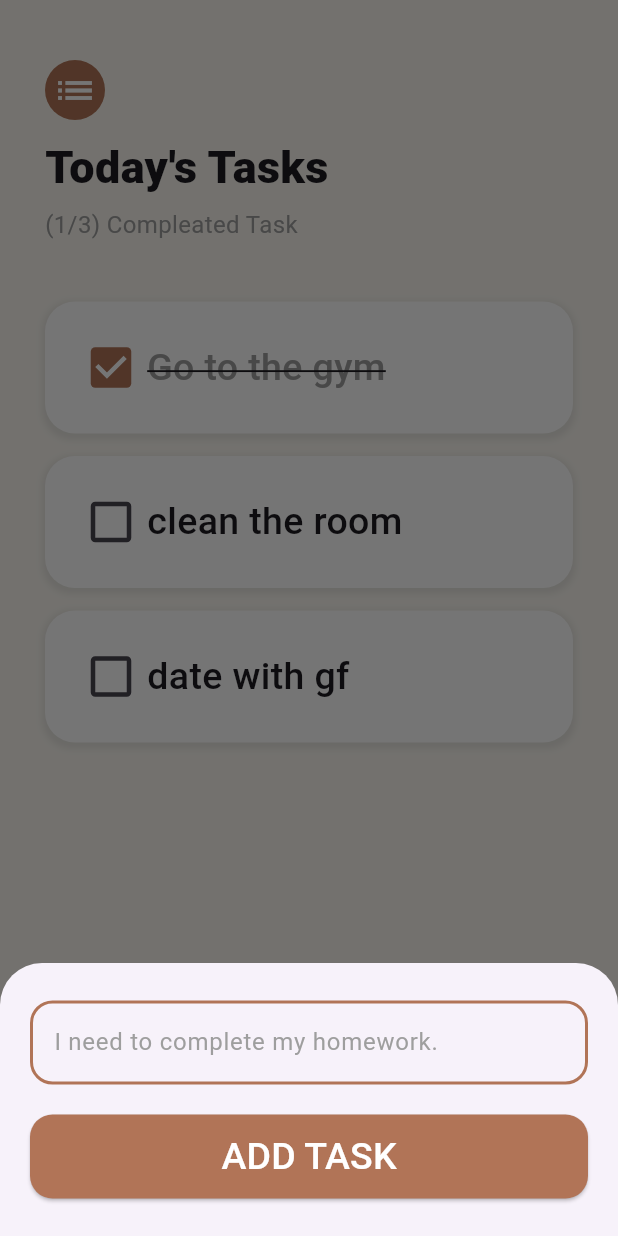
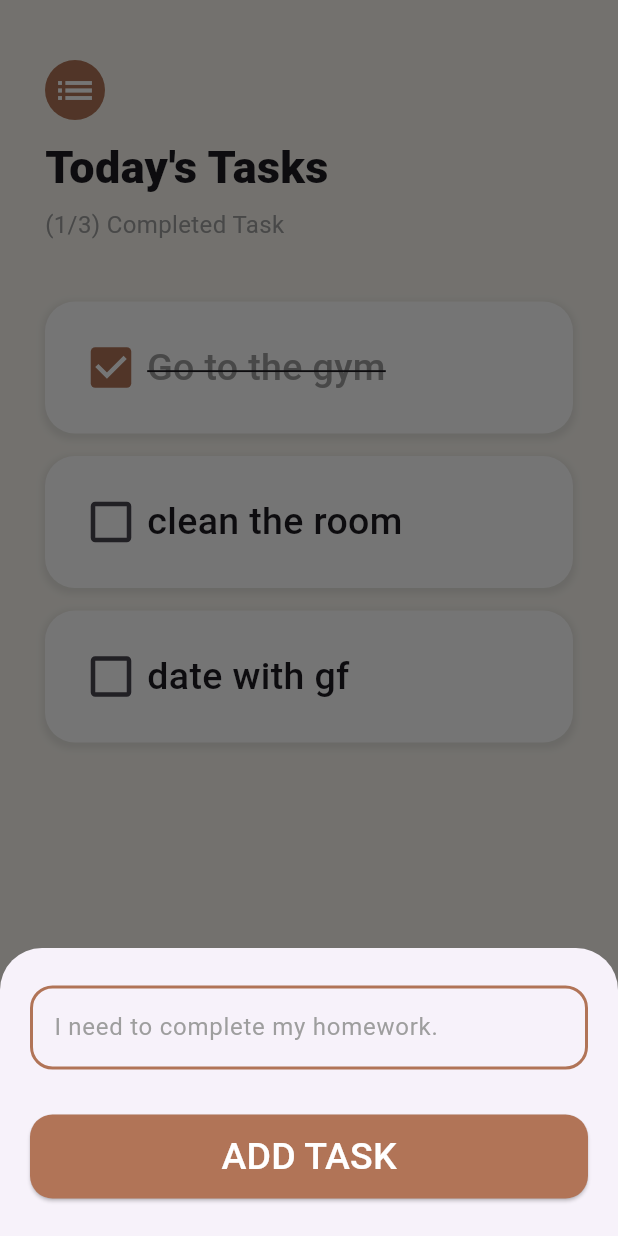
Before and after one commit to risal-ea/todo-app, a Flutter app: the screen it shows after launch, after a tap on "ADD TASK", on a phone screen of 412 x 824 dp. Run offline on Flutter 3.47's test engine with Material 3 defaults, Android fonts, the phone set to English and light mode, and no system bars.

```diff
--- a/lib/models/task.dart
+++ b/lib/models/task.dart
@@ -3,7 +3,7 @@ class Task{
   final String name;
   bool isDone;
 
-  Task({required this.name, required this.isDone});
+  Task({required this.name, this.isDone = false});
 
   void toggleDone(){
     isDone = !isDone;
--- a/lib/models/task_data.dart
+++ b/lib/models/task_data.dart
@@ -16,4 +16,19 @@ class TaskData extends ChangeNotifier {
       isDone: false,
     ),
   ];
+
+  void addTask(String taskName) {
+    tasks.add(Task(name: taskName));
+    notifyListeners(); // Notify listeners to rebuild UI
+  }
+
+  int get completedTaskCount {
+    return tasks.where((task) => task.isDone).length;
+  }
+
+  void deleteTask(int index) {
+    tasks.removeAt(index); // Remove the task at the specified index
+    notifyListeners();     // Notify listeners to update the UI
+  }
+
 }
--- a/lib/screens/add_task_screen.dart
+++ b/lib/screens/add_task_screen.dart
@@ -3,7 +3,6 @@ import 'package:todo_app/components/add_task_button.dart';
 
 class AddTaskScreen extends StatelessWidget {
   final TextEditingController _taskController = TextEditingController();
-  String taskText = '';
   final Function addTaskCallback;
 
   AddTaskScreen({super.key, required this.addTaskCallback});
@@ -11,38 +10,40 @@ class AddTaskScreen extends StatelessWidget {
   @override
   Widget build(BuildContext context) {
     return Container(
-      padding: EdgeInsets.only(top:25.0, right: 20.0, left: 20.0),
+      padding: EdgeInsets.only(top: 25.0, right: 20.0, left: 20.0),
       child: Column(
+        mainAxisSize: MainAxisSize.min, // This allows the column to take only the needed space
         children: [
           TextField(
             controller: _taskController,
             decoration: InputDecoration(
               border: OutlineInputBorder(),
               hintText: "I need to complete my homework.",
-              hintStyle: TextStyle(
-                color: Colors.grey
-              ),
+              hintStyle: TextStyle(color: Colors.grey),
               enabledBorder: OutlineInputBorder(
                 borderRadius: BorderRadius.circular(15.0),
-                borderSide: BorderSide(
-                  color: Color(0xFFB17457),
-                  width: 2.0,
-                )
+                borderSide: BorderSide(color: Color(0xFFB17457), width: 2.0),
               ),
-                focusedBorder: OutlineInputBorder(
-                  borderRadius: BorderRadius.circular(15.0),
-                    borderSide: BorderSide(
-                      color: Color(0xFFB17457),
-                      width: 2.0,
-                    )
-                )
+              focusedBorder: OutlineInputBorder(
+                borderRadius: BorderRadius.circular(15.0),
+                borderSide: BorderSide(color: Color(0xFFB17457), width: 2.0),
+              ),
             ),
+            onSubmitted: (value) {
+              addTaskCallback(value);
+              Navigator.pop(context);
+            },
           ),
-          AddTaskButton(onPressed: (){
-            taskText = _taskController.text;
-            addTaskCallback(taskText);
-            Navigator.pop(context);
-          })
+          SizedBox(height: 10.0), // Add some space between the TextField and the button
+          AddTaskButton(
+            onPressed: () {
+              String taskText = _taskController.text;
+              if (taskText.isNotEmpty) {
+                addTaskCallback(taskText);
+                Navigator.pop(context);
+              }
+            },
+          ),
         ],
       ),
     );
--- a/lib/screens/task_screen.dart
+++ b/lib/screens/task_screen.dart
@@ -1,48 +1,25 @@
 import 'package:flutter/material.dart';
-import 'package:todo_app/components/add_task_button.dart';
-import 'package:todo_app/models/task.dart';
+import 'package:provider/provider.dart';
+import 'package:todo_app/models/task_data.dart';
 import 'package:todo_app/screens/add_task_screen.dart';
 import 'package:todo_app/widgets/task_list.dart';
-import 'package:provider/provider.dart';
-import 'package:todo_app/models/task_data.dart';
-
-
+import 'package:todo_app/components/add_task_button.dart';
 
 class TasksScreen extends StatefulWidget {
-  TasksScreen({super.key});
-
   @override
-  State<TasksScreen> createState() => _TasksScreenState();
+  _TasksScreenState createState() => _TasksScreenState();
 }
 
 class _TasksScreenState extends State<TasksScreen> {
-
-  void updateTaskCompletion(){
-    setState(() {
-      // Just calling setState forces the UI to update
-    });
-  }
-
-
-  void addTask(String newTaskName){
-    setState(() {
-      Provider.of<TaskData>(context).tasks.add(Task(name: newTaskName, isDone: false));
-    });
-  }
-
   @override
   Widget build(BuildContext context) {
-    int compleatedTask = Provider.of<TaskData>(context).tasks.where((task) => task.isDone).length;
+    int completedTaskCount = Provider.of<TaskData>(context).completedTaskCount;
 
     return Scaffold(
       backgroundColor: Color(0xFFFAF7F0),
       body: SafeArea(
         child: Container(
-          padding: EdgeInsets.only(
-            top: 40.0,
-            left: 30.0,
-            right: 30.0,
-          ),
+          padding: EdgeInsets.only(top: 40.0, left: 30.0, right: 30.0),
           child: Column(
             crossAxisAlignment: CrossAxisAlignment.start,
             children: <Widget>[
@@ -52,44 +29,37 @@ class _TasksScreenState extends State<TasksScreen> {
                   Icons.list,
                   size: 30.0,
                   color: Colors.white,
-                  )),
-              SizedBox(
-                height: 10.0,
                 ),
+              ),
+              SizedBox(height: 10.0),
               Text(
                 "Today's Tasks",
-                style: TextStyle(
-                  fontWeight: FontWeight.w800,
-                  fontSize: 30.0,
+                style: TextStyle(fontWeight: FontWeight.w800, fontSize: 30.0),
               ),
-              ),
-              SizedBox(
-                height: 5.0,
-              ),
+              SizedBox(height: 5.0),
               Text(
-                "(${compleatedTask}/${Provider.of<TaskData>(context).tasks.length}) Compleated Task",
+                "($completedTaskCount/${Provider.of<TaskData>(context).tasks.length}) Completed Task",
                 style: TextStyle(color: Colors.grey, fontSize: 16.0),
               ),
-              SizedBox(
-                height: 40.0,
-              ),
-              TaskList(
-                // tasks: Provider.of<TaskData>(context).tasks,
-                  updateTaskCompletion: updateTaskCompletion,
-              ),
-              AddTaskButton(onPressed: () {
+              SizedBox(height: 40.0),
+              TaskList(),
+              AddTaskButton(
+                onPressed: () {
                   showModalBottomSheet(
                     context: context,
                     isScrollControlled: true,
                     builder: (context) => Padding(
                       padding: EdgeInsets.only(
-                              bottom: MediaQuery.of(context).viewInsets.bottom),
-                          child: SingleChildScrollView(
+                        bottom: MediaQuery.of(context).viewInsets.bottom,
+                      ),
                       child: AddTaskScreen(addTaskCallback: (newTask) {
-                            addTask(newTask);
-                          })),
-                        ));
+                        Provider.of<TaskData>(context, listen: false)
+                            .addTask(newTask);
                       }),
+                    ),
+                  );
+                },
+              ),
             ],
           ),
         ),
--- a/lib/widgets/task_list.dart
+++ b/lib/widgets/task_list.dart
@@ -3,41 +3,28 @@ import 'package:todo_app/widgets/task_widget.dart';
 import 'package:provider/provider.dart';
 import 'package:todo_app/models/task_data.dart';
 
-class TaskList extends StatefulWidget {
-  final Function updateTaskCompletion;
-
-  const TaskList({
-    super.key,
-    required this.updateTaskCompletion,
-  });
-
-  @override
-  State<TaskList> createState() => _TaskListState();
-}
-
-class _TaskListState extends State<TaskList> {
+class TaskList extends StatelessWidget {
   @override
   Widget build(BuildContext context) {
-    return Consumer<TaskData>(
-      builder: (context, taskData, child) {
     return Expanded(
       child: ListView.builder(
+        itemCount: Provider.of<TaskData>(context).tasks.length,
         itemBuilder: (context, index) {
           return TaskTile(
-                taskName: taskData.tasks[index].name,
-                isChecked: taskData.tasks[index].isDone,
+            taskName: Provider.of<TaskData>(context).tasks[index].name,
+            isChecked: Provider.of<TaskData>(context).tasks[index].isDone,
             checkboxCallback: (bool? checkBoxState) {
-                  setState(() {
-                    taskData.tasks[index].toggleDone();
-                  });
-                  widget.updateTaskCompletion();
+              Provider.of<TaskData>(context, listen: false)
+                  .tasks[index]
+                  .toggleDone();
+              Provider.of<TaskData>(context, listen: false).notifyListeners();
+            },
+            longPressCallback: () {
+              Provider.of<TaskData>(context, listen: false).deleteTask(index);
             },
           );
         },
-            itemCount: Provider.of<TaskData>(context).tasks.length,
       ),
-        );
-      },
     );
   }
 }
--- a/lib/widgets/task_widget.dart
+++ b/lib/widgets/task_widget.dart
@@ -2,19 +2,23 @@ import 'package:flutter/material.dart';
 
 class TaskTile extends StatelessWidget {
   final String taskName;
-  bool isChecked;
+  final bool isChecked;
   final Function(bool?) checkboxCallback;
+  final VoidCallback longPressCallback;  // Use VoidCallback here
 
   TaskTile({
     super.key,
     required this.taskName,
     required this.isChecked,
     required this.checkboxCallback,
+    required this.longPressCallback,
   });
 
   @override
   Widget build(BuildContext context) {
-    return Container(
+    return GestureDetector(
+      onLongPress: longPressCallback,  // Trigger on long press
+      child: Container(
         margin: EdgeInsets.only(bottom: 15.0),
         width: double.infinity,
         decoration: BoxDecoration(
@@ -22,17 +26,15 @@ class TaskTile extends StatelessWidget {
           borderRadius: BorderRadius.circular(20.0),
           boxShadow: [
             BoxShadow(
-            color: Colors.grey.withOpacity(0.2), // Shadow color
-            spreadRadius: 2, // How far the shadow spreads
-            blurRadius: 3, // How blurry the shadow looks
-            offset: Offset(
-                0, 2), // Changes position of shadow (horizontal, vertical)
+              color: Colors.grey.withOpacity(0.2),
+              spreadRadius: 2,
+              blurRadius: 3,
+              offset: Offset(0, 2),
             ),
           ],
         ),
         child: Container(
-        padding:
-            EdgeInsets.only(top: 20.0, left: 20.0, right: 20.0, bottom: 20.0),
+          padding: EdgeInsets.all(20.0),
           child: Row(
             children: [
               TaskCheckBox(
@@ -46,12 +48,12 @@ class TaskTile extends StatelessWidget {
                     fontSize: 25.0,
                     decoration: isChecked ? TextDecoration.lineThrough : null,
                     fontWeight: FontWeight.w500,
-                  color: isChecked? Colors.grey: null,
+                    color: isChecked ? Colors.grey : null,
                   ),
-                softWrap: true,
                 ),
               ),
             ],
+          ),
         ),
       ),
     );
@@ -62,10 +64,11 @@ class TaskCheckBox extends StatelessWidget {
   final bool checkBoxState;
   final Function(bool?) toggleCheckBoxState;
 
-  const TaskCheckBox(
-      {super.key,
+  const TaskCheckBox({
+    super.key,
     required this.checkBoxState,
-      required this.toggleCheckBoxState});
+    required this.toggleCheckBoxState,
+  });
 
   @override
   Widget build(BuildContext context) {
```
Lines whose indentation alone changed are shown as unchanged.
